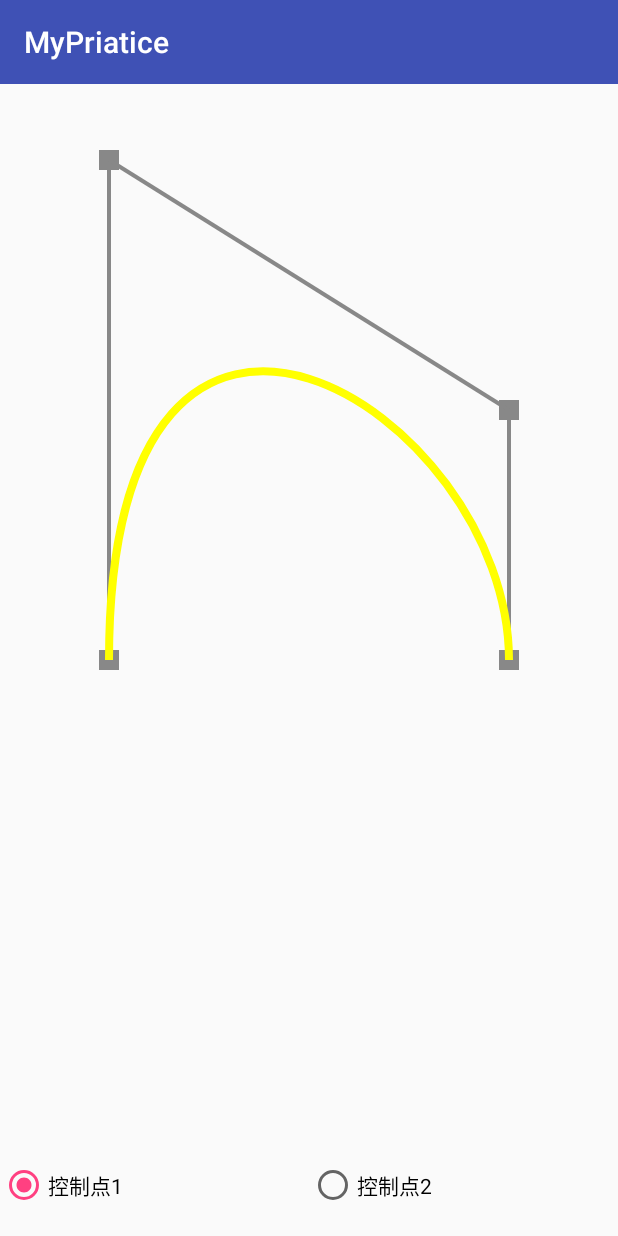
After one commit to cloud9527/PracticeDemo, an Android app: the ThreeOrderBezierActivity screen opened directly, with no data from a screen before it, on a phone screen of 412 x 824 dp. The commit adds this screen. Run offline under Robolectric (Android 15) with nearby library versions, the phone set to English and light mode, and no system bars; our stand-ins replace ButterKnife; network calls fail.

Commit message:
1、SecondOrderBeizerView  push 2、ThreeOrderBeizerView push

```diff
--- a/app/src/main/AndroidManifest.xml
+++ b/app/src/main/AndroidManifest.xml
@@ -37,7 +37,8 @@
         <activity android:name=".mvp.MVPLoginActivity" />
         <activity android:name=".mvp.MVPListViewActivity" />
         <activity android:name=".customerview.PieViewActivity" />
-        <activity android:name=".customerview.BezierViewActivity"></activity>
+        <activity android:name=".customerview.SecondOrderBezierViewActivity" />
+        <activity android:name=".customerview.ThreeOrderBezierActivity"></activity>
     </application>
 
 </manifest>
--- a/app/src/main/java/com/example/cloud/mypriatice/customerview/CircleProgressView.java
+++ b/app/src/main/java/com/example/cloud/mypriatice/customerview/CircleProgressView.java
@@ -10,6 +10,7 @@ import android.util.Log;
 import android.view.View;
 
 /**
+ * 自定义进度条
  * Created by Cloud on 2017/2/8.
  */
 
--- a/app/src/main/java/com/example/cloud/mypriatice/customerview/MyScrollView.java
+++ b/app/src/main/java/com/example/cloud/mypriatice/customerview/MyScrollView.java
@@ -11,6 +11,7 @@ import android.view.WindowManager;
 import android.widget.Scroller;
 
 /**
+ * 自定义ScrollView
  * Created by Cloud on 2017/2/9.
  */
 
--- a/app/src/main/java/com/example/cloud/mypriatice/customerview/PieView.java
+++ b/app/src/main/java/com/example/cloud/mypriatice/customerview/PieView.java
@@ -14,6 +14,7 @@ import com.example.cloud.mypriatice.customerview.bean.PieData;
 import java.util.ArrayList;
 
 /**
+ * 饼图
  * Created by Cloud on 2017/4/18.
  */
 public class PieView extends View {
--- a/app/src/main/java/com/example/cloud/mypriatice/customerview/BezierViewActivity.java
+++ b/app/src/main/java/com/example/cloud/mypriatice/customerview/SecondOrderBezierViewActivity.java
@@ -5,7 +5,7 @@ import android.os.Bundle;
 
 import com.example.cloud.mypriatice.R;
 
-public class BezierViewActivity extends AppCompatActivity {
+public class SecondOrderBezierViewActivity extends AppCompatActivity {
 
     @Override
     protected void onCreate(Bundle savedInstanceState) {
--- /dev/null
+++ b/app/src/main/java/com/example/cloud/mypriatice/customerview/ThreeOrderBezierActivity.java
@@ -0,0 +1,42 @@
+package com.example.cloud.mypriatice.customerview;
+
+import android.os.Bundle;
+import android.support.annotation.IdRes;
+import android.support.v7.app.AppCompatActivity;
+import android.widget.RadioButton;
+import android.widget.RadioGroup;
+
+import com.example.cloud.mypriatice.R;
+
+import butterknife.BindView;
+import butterknife.ButterKnife;
+
+public class ThreeOrderBezierActivity extends AppCompatActivity {
+
+    @BindView(R.id.three_bezier_view)
+    ThreeOrderBezierView mThreeBezierView;
+    @BindView(R.id.radio1)
+    RadioButton mRadio1;
+    @BindView(R.id.radio2)
+    RadioButton mRadio2;
+    @BindView(R.id.rg)
+    RadioGroup mRg;
+
+    @Override
+    protected void onCreate(Bundle savedInstanceState) {
+        super.onCreate(savedInstanceState);
+        setContentView(R.layout.activity_three_order_bezier);
+        ButterKnife.bind(this);
+        mRadio1.setChecked(true);
+        mRg.setOnCheckedChangeListener(new RadioGroup.OnCheckedChangeListener() {
+            @Override
+            public void onCheckedChanged(RadioGroup group, @IdRes int checkedId) {
+                if (mRadio1.isChecked()) {
+                    mThreeBezierView.setMode(true);
+                }else{
+                    mThreeBezierView.setMode(false);
+                }
+            }
+        });
+    }
+}
--- /dev/null
+++ b/app/src/main/java/com/example/cloud/mypriatice/customerview/ThreeOrderBezierView.java
@@ -0,0 +1,111 @@
+package com.example.cloud.mypriatice.customerview;
+
+import android.content.Context;
+import android.graphics.Canvas;
+import android.graphics.Color;
+import android.graphics.Paint;
+import android.graphics.Path;
+import android.graphics.PointF;
+import android.support.annotation.Nullable;
+import android.util.AttributeSet;
+import android.view.MotionEvent;
+import android.view.View;
+
+/**
+ * 三节贝塞尔曲线
+ * Created by Cloud on 2017/4/19.
+ */
+
+public class ThreeOrderBezierView extends View {
+
+    private Paint mPaint;
+    private PointF mStart;
+    private PointF mEnd;
+    private PointF mControl1;
+    private PointF mControl2;
+    private int mCenterX;
+    private int mCenterY;
+    private boolean mode = true;
+
+    public ThreeOrderBezierView(Context context) {
+        super(context);
+        initData();
+
+    }
+
+    public ThreeOrderBezierView(Context context, @Nullable AttributeSet attrs) {
+        super(context, attrs);
+        initData();
+    }
+
+    private void initData() {
+        mPaint = new Paint();
+        mPaint.setTextSize(60);
+        mPaint.setColor(Color.GREEN);
+        mPaint.setStrokeWidth(8);
+        mPaint.setStyle(Paint.Style.STROKE);
+
+        mStart = new PointF(0, 0);
+        mEnd = new PointF(0, 0);
+        mControl1 = new PointF(0, 0);
+        mControl2 = new PointF(0, 0);
+    }
+
+    @Override
+    protected void onSizeChanged(int w, int h, int oldw, int oldh) {
+        super.onSizeChanged(w, h, oldw, oldh);
+
+        mCenterX = w / 2;
+        mCenterY = h / 2;
+
+        // 初始化数据点和控制点的位置
+        mStart.x = mCenterX - 200;
+        mStart.y = mCenterY;
+        mEnd.x = mCenterX + 200;
+        mEnd.y = mCenterY;
+        mControl1.x = mCenterX - 200;
+        mControl1.y = mCenterY - 500;
+        mControl2.x = mCenterX + 200;
+        mControl2.y = mCenterY - 250;
+    }
+
+    @Override
+    protected void onDraw(Canvas canvas) {
+        super.onDraw(canvas);
+        mPaint.setColor(Color.GRAY);
+        mPaint.setStrokeWidth(20);
+        canvas.drawPoint(mStart.x, mStart.y, mPaint);
+        canvas.drawPoint(mEnd.x, mEnd.y, mPaint);
+        canvas.drawPoint(mControl1.x, mControl1.y, mPaint);
+        canvas.drawPoint(mControl2.x, mControl2.y, mPaint);
+
+        mPaint.setStrokeWidth(4);
+        canvas.drawLine(mStart.x, mStart.y, mControl1.x, mControl1.y, mPaint);
+        canvas.drawLine(mControl1.x, mControl1.y, mControl2.x, mControl2.y, mPaint);
+        canvas.drawLine(mControl2.x, mControl2.y, mEnd.x, mEnd.y, mPaint);
+
+        mPaint.setColor(Color.YELLOW);
+        mPaint.setStrokeWidth(8);
+        Path path = new Path();
+        path.moveTo(mStart.x, mStart.y);
+        path.cubicTo(mControl1.x, mControl1.y, mControl2.x, mControl2.y, mEnd.x, mEnd.y);
+        canvas.drawPath(path, mPaint);
+    }
+
+    public void setMode(boolean mode) {
+        this.mode = mode;
+    }
+
+    @Override
+    public boolean onTouchEvent(MotionEvent event) {
+        if (mode) {
+            mControl1.x = event.getX();
+            mControl1.y = event.getY();
+        } else {
+            mControl2.x = event.getX();
+            mControl2.y = event.getY();
+        }
+        invalidate();
+        return true;
+    }
+}
--- a/app/src/main/res/layout/activity_bezier_view.xml
+++ b/app/src/main/res/layout/activity_bezier_view.xml
@@ -6,7 +6,7 @@
     android:layout_height="match_parent"
     tools:context="com.example.cloud.mypriatice.customerview.PieViewActivity">
 
-    <com.example.cloud.mypriatice.customerview.BezierView
+    <com.example.cloud.mypriatice.customerview.SecondOrderBezierView
         android:layout_width="match_parent"
         android:layout_height="match_parent"
         tools:layout_editor_absoluteX="8dp"
--- /dev/null
+++ b/app/src/main/res/layout/activity_three_order_bezier.xml
@@ -0,0 +1,37 @@
+<?xml version="1.0" encoding="utf-8"?>
+<FrameLayout xmlns:android="http://schemas.android.com/apk/res/android"
+    xmlns:app="http://schemas.android.com/apk/res-auto"
+    xmlns:tools="http://schemas.android.com/tools"
+    android:layout_width="match_parent"
+    android:layout_height="match_parent"
+    tools:context="com.example.cloud.mypriatice.customerview.PieViewActivity">
+
+    <com.example.cloud.mypriatice.customerview.ThreeOrderBezierView
+        android:id="@+id/three_bezier_view"
+        android:layout_width="match_parent"
+        android:layout_height="match_parent"
+        tools:layout_editor_absoluteX="8dp"
+        tools:layout_editor_absoluteY="8dp" />
+
+    <RadioGroup
+        android:id="@+id/rg"
+        android:layout_width="match_parent"
+        android:layout_height="50dp"
+        android:layout_gravity="bottom"
+        android:orientation="horizontal">
+
+        <RadioButton
+            android:id="@+id/radio1"
+            android:layout_width="wrap_content"
+            android:layout_height="wrap_content"
+            android:layout_weight="1"
+            android:text="控制点1" />
+
+        <RadioButton
+            android:id="@+id/radio2"
+            android:layout_width="wrap_content"
+            android:layout_height="wrap_content"
+            android:layout_weight="1"
+            android:text="控制点2" />
+    </RadioGroup>
+</FrameLayout>
```
Also changed, not shown: app/src/main/java/com/example/cloud/mypriatice/CustomerViewActivity.java (+9 -3 lines), app/src/main/java/com/example/cloud/mypriatice/customerview/SecondOrderBezierView.java (renamed from app/src/main/java/com/example/cloud/mypriatice/customerview/BezierView.java, +4 -4 lines), app/src/main/res/layout/activity_customer_view.xml (+13 -1 lines), 1 other file.
